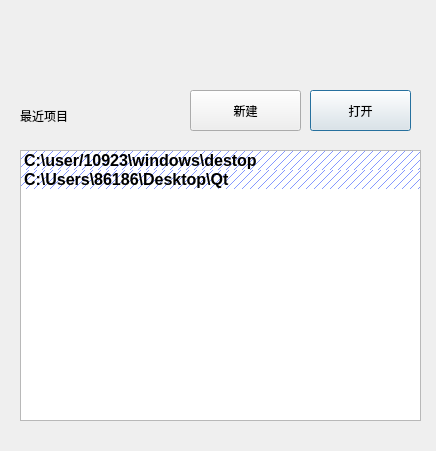
This is Visualvers/startdialog.ui in lxtyin/Visual-Vers as Qt 5 draws it before an edit. The edited form follows.
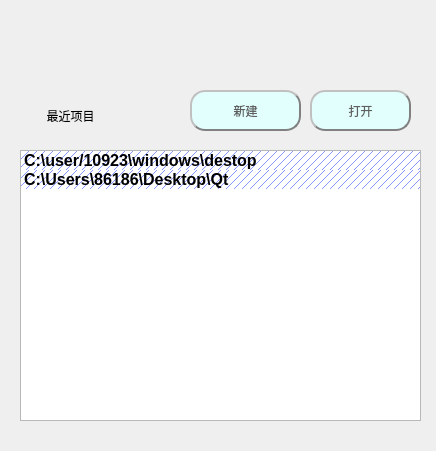
This is the edited form. Icons and pictures are not drawn.

```diff
--- a/Visualvers/startdialog.ui
+++ b/Visualvers/startdialog.ui
@@ -98,6 +98,28 @@
      <height>41</height>
     </rect>
    </property>
+   <property name="styleSheet">
+    <string notr="true">#openButton{
+	padding:3px;
+	background-color: rgb(226, 255, 253);
+	color: rgb(95, 95, 95); 
+	border-radius: 15px;  
+	border: 2px groove gray;
+	border-style: outset;
+	
+	font: 75 15pt &quot;微软雅黑&quot;;
+	
+}
+#openButton:hover{
+	background-color:rgb(139, 255, 242);
+	color: rgb(0, 0, 0);
+	padding:3px;   
+	border-radius: 15px;  
+	border: 2px groove gray;
+	border-style: outset;
+	font: 75 15pt &quot;微软雅黑&quot;;
+}</string>
+   </property>
    <property name="text">
     <string>打开</string>
    </property>
@@ -111,6 +133,28 @@
      <height>41</height>
     </rect>
    </property>
+   <property name="styleSheet">
+    <string notr="true">#newButton{
+	padding:3px;
+	background-color: rgb(226, 255, 253);
+	color: rgb(95, 95, 95); 
+	border-radius: 15px;  
+	border: 2px groove gray;
+	border-style: outset;
+	
+	font: 75 15pt &quot;微软雅黑&quot;;
+	
+}
+#newButton:hover{
+	background-color:rgb(139, 255, 242);
+	color: rgb(0, 0, 0);
+	padding:3px;   
+	border-radius: 15px;  
+	border: 2px groove gray;
+	border-style: outset;
+	font: 75 15pt &quot;微软雅黑&quot;;
+}</string>
+   </property>
    <property name="text">
     <string>新建</string>
    </property>
@@ -124,9 +168,15 @@
      <height>31</height>
     </rect>
    </property>
+   <property name="styleSheet">
+    <string notr="true">font: 14pt &quot;Adobe Devanagari&quot;;</string>
+   </property>
    <property name="text">
     <string>最近项目</string>
    </property>
+   <property name="alignment">
+    <set>Qt::AlignCenter</set>
+   </property>
   </widget>
  </widget>
  <resources>
```
